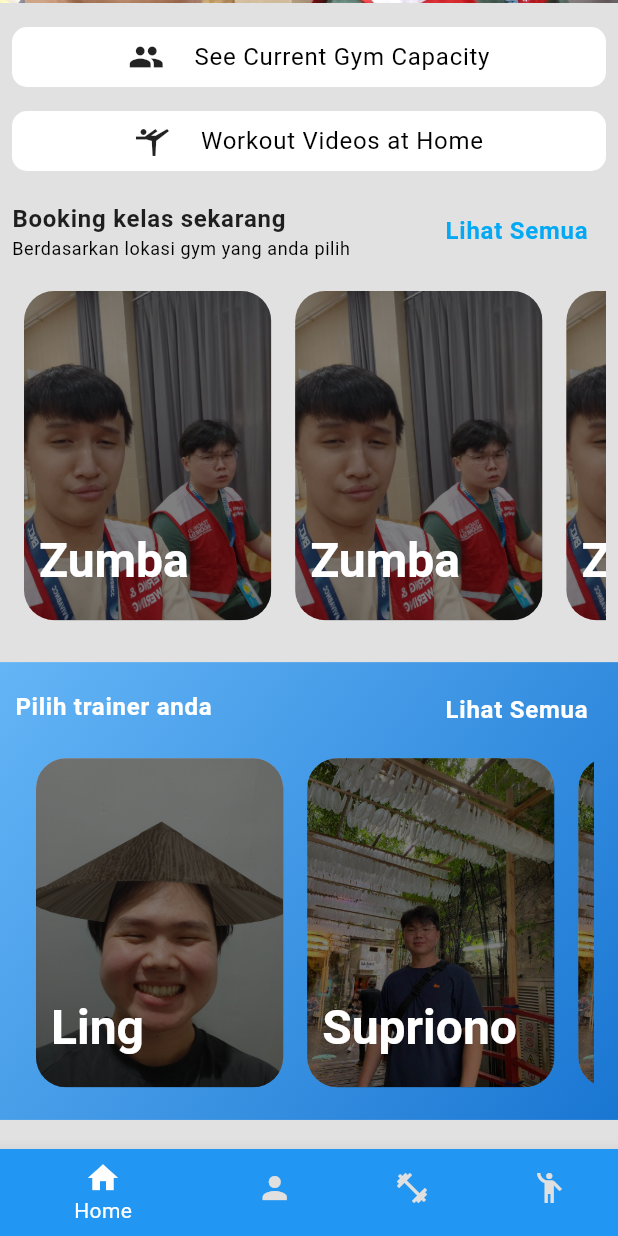
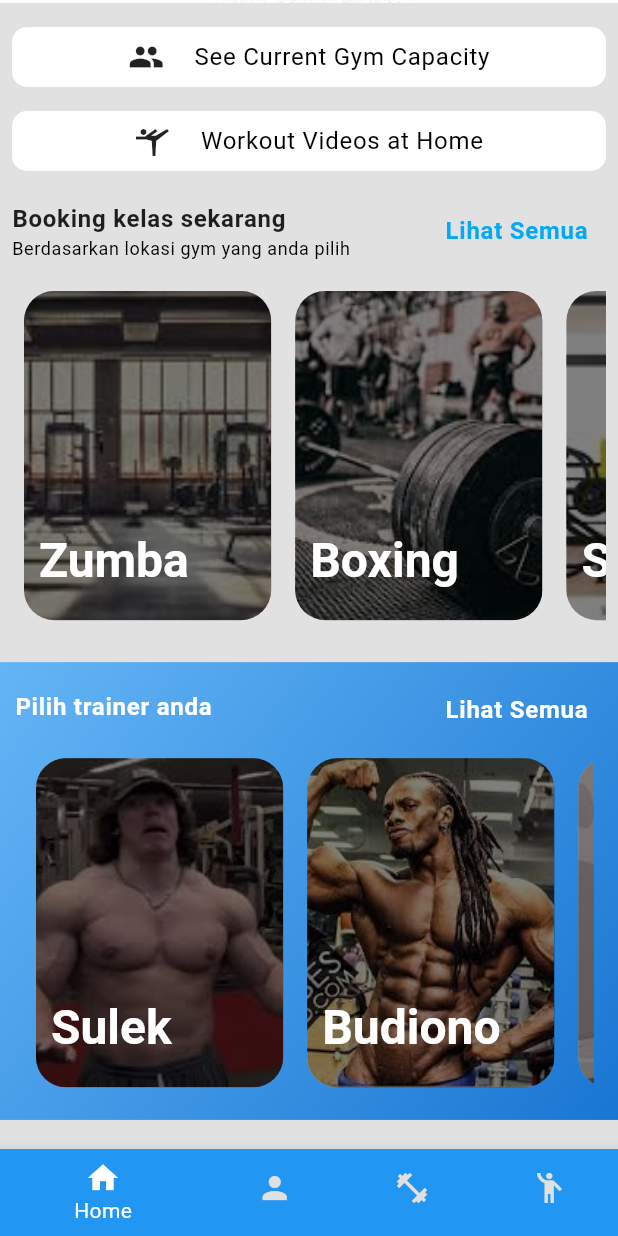
Before and after one commit to idkdotcom/gym_app, a Flutter app: the screen it shows once a user with an empty profile is signed in, scrolled down 204 dp, on a phone screen of 412 x 824 dp. Run offline on Flutter 3.47's test engine with Material 3 defaults, Android fonts, the phone set to English and light mode, and no system bars; our stand-ins replace cloud_firestore, firebase_auth, firebase_core, firebase_storage, google_fonts, image_picker and 1 more; accounts and stored records are empty.

Commit message:
update code

```diff
--- a/lib/screens/homepage.dart
+++ b/lib/screens/homepage.dart
@@ -28,49 +28,49 @@ class _HomepageState extends State<Homepage> {
 
   final List<Trainer> trainerList = [
     Trainer(
-        name: "Ling",
+        name: "Sulek",
         experienceYears: 12,
         rating: 5,
-        imageUrl: 'assets/images/c.webp'),
+        imageUrl: 'assets/images/sulek.jpeg'),
+    Trainer(
+        name: "Budiono",
+        experienceYears: 4,
+        rating: 4.8,
+        imageUrl: 'assets/images/budiono.jpeg'),
+    Trainer(
+        name: "Bella",
+        experienceYears: 4,
+        rating: 4.8,
+        imageUrl: 'assets/images/Bella.jpeg'),
     Trainer(
         name: "Supriono",
         experienceYears: 4,
         rating: 4.8,
-        imageUrl: 'assets/images/a.jpg'),
-    Trainer(
-        name: "Supriono",
-        experienceYears: 4,
-        rating: 4.8,
-        imageUrl: 'assets/images/a.jpg'),
-    Trainer(
-        name: "Supriono",
-        experienceYears: 4,
-        rating: 4.8,
-        imageUrl: 'assets/images/a.jpg'),
+        imageUrl: 'assets/images/budiono.jpeg'),
   ];
 
   final List<Class> classList = [
     Class(
       title: "Zumba",
-      description: "Zumba",
+      description: "Latihan zumba untuk mengurangi berat badan",
+      time: DateTime.now(),
+      imageUrl: 'assets/images/a.jpg',
+    ),
+    Class(
+      title: "Boxing",
+      description: "Boxing langsung dengan mike",
+      time: DateTime.now(),
+      imageUrl: 'assets/images/c.webp',
+    ),
+    Class(
+      title: "Senam",
+      description: "Senam dipimpin ketua kelas",
       time: DateTime.now(),
       imageUrl: 'assets/images/b.jpg',
     ),
     Class(
-      title: "Zumba",
-      description: "Zumba",
-      time: DateTime.now(),
-      imageUrl: 'assets/images/b.jpg',
-    ),
-    Class(
-      title: "Zumba",
-      description: "Zumba",
-      time: DateTime.now(),
-      imageUrl: 'assets/images/b.jpg',
-    ),
-    Class(
-      title: "Zumba",
-      description: "Zumba",
+      title: "Dance",
+      description: "Dance bersama trainer",
       time: DateTime.now(),
       imageUrl: 'assets/images/b.jpg',
     ),
--- a/pubspec.yaml
+++ b/pubspec.yaml
@@ -74,6 +74,10 @@ flutter:
     - assets/images/a.jpg
     - assets/images/b.jpg
     - assets/images/c.webp
+    - assets/images/sulek.jpeg
+    - assets/images/Bella.jpeg
+    - assets/images/budiono.jpeg
+
 
   # An image asset can refer to one or more resolution-specific "variants", see
   # https://flutter.dev/assets-and-images/#resolution-aware
```
Also changed, not shown: assets/images/Bella.jpeg (added), assets/images/a.jpg, assets/images/b.jpg, assets/images/budiono.jpeg (added), assets/images/c.webp, assets/images/sulek.jpeg (added).
